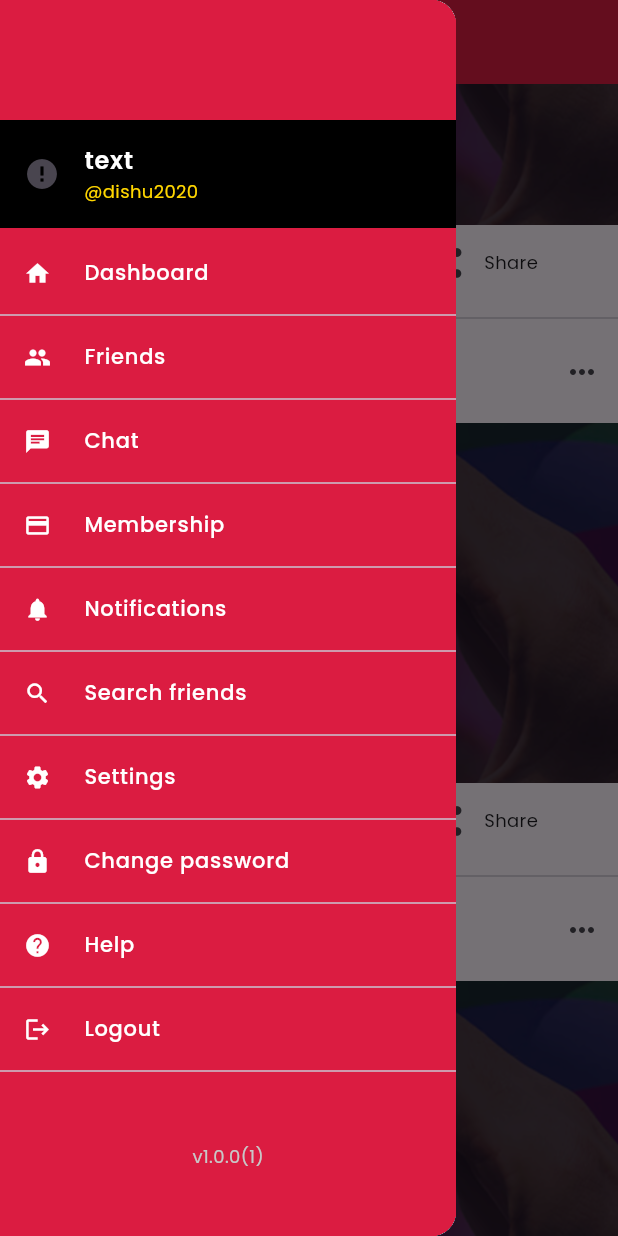
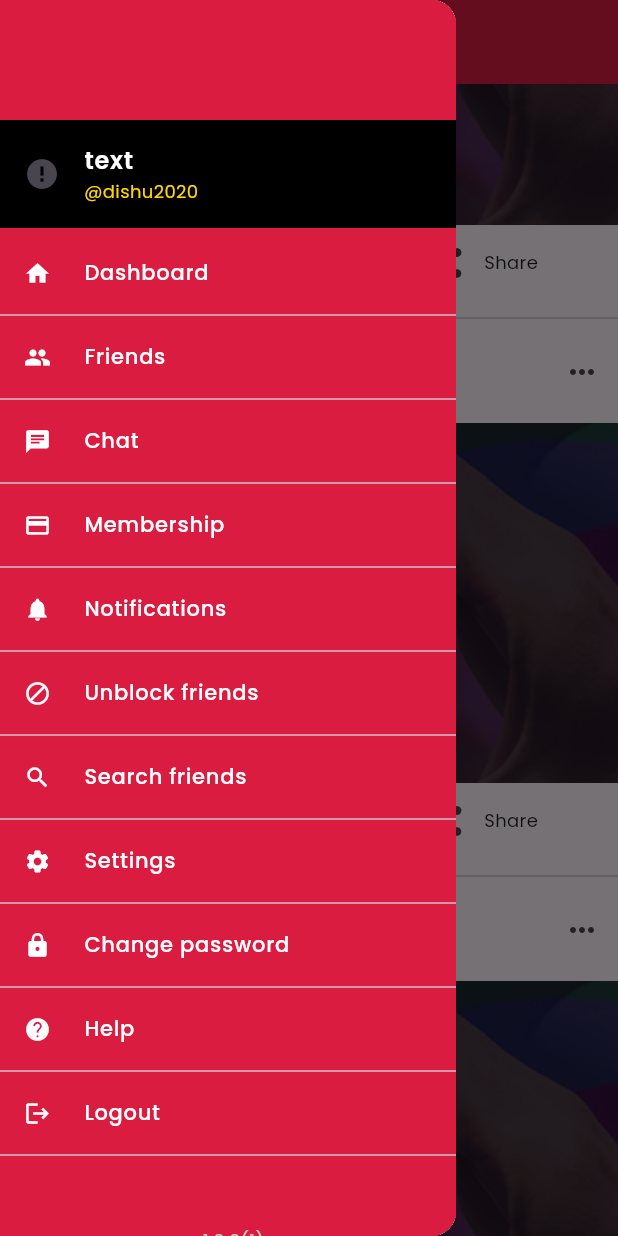
Before and after one commit to iCoder38/LGBT, a Flutter app: the DashboardScreen screen opened directly, scrolled down 576 dp, after a tap on the "menu" icon, on a phone screen of 412 x 824 dp. Run offline on Flutter 3.47's test engine with Material 3 defaults, Android fonts, the phone set to English and light mode, and no system bars; drawn by our look-alikes of cached_network_image; our stand-ins replace firebase_core, flutter_dotenv, flutter_svg, google_fonts, logger, shared_preferences; accounts and stored records are empty; network calls fail.

Commit message:
UI: Unblock friend

```diff
--- a/lib/Features/Utils/custom/drawer.dart
+++ b/lib/Features/Utils/custom/drawer.dart
@@ -1,4 +1,5 @@
 import 'package:lgbt_togo/Features/Screens/Notifications/notifications.dart';
+import 'package:lgbt_togo/Features/Screens/UnblockFriends/unblock_friends.dart';
 import 'package:lgbt_togo/Features/Utils/barrel/imports.dart';
 
 class CustomDrawer extends StatefulWidget {
@@ -126,6 +127,14 @@ class _CustomDrawerState extends State<CustomDrawer> {
             icon: Icons.notifications,
             onTap: () {
               NavigationUtils.pushTo(context, NotificationsScreen());
+            },
+          ),
+          Divider(),
+          buildListTile(
+            title: "Unblock friends",
+            icon: Icons.block,
+            onTap: () {
+              NavigationUtils.pushTo(context, UnblockFriendsScreen());
             },
           ),
           Divider(),
--- a/lib/Features/Utils/resources/color.dart
+++ b/lib/Features/Utils/resources/color.dart
@@ -12,6 +12,7 @@ class AppColor {
   Color GRAY = parseColor("#C8C8C8");
   Color PURPLE = parseColor("#5E2B97");
   Color SCREEN_BG = parseColor("#FFFFFF");
+  Color GREEN = parseColor("#00C200");
   Color kNavigationColor = parseColor("#DB1C41");
 }
 
--- a/lib/Features/Utils/resources/text.dart
+++ b/lib/Features/Utils/resources/text.dart
@@ -58,6 +58,12 @@ class AppText {
   static const notification = AppTextEntry(
     "NOTIFICATION",
     "Notifications",
+    "Mot de passe",
+  );
+
+  static const unblockFriend = AppTextEntry(
+    "UNBLOCK_FRIEND",
+    "Unblock friend",
     "Mot de passe",
   );
 
@@ -147,6 +153,7 @@ class AppText {
     searchFriend.key: searchFriend,
     chat.key: chat,
     notification.key: notification,
+    unblockFriend.key: unblockFriend,
 
     onboard1Heading.key: onboard1Heading,
     onboard1Message.key: onboard1Message,
```
Also changed, not shown: lib/Features/Screens/UnblockFriends/unblock_friends.dart (added, +84 -0 lines).
